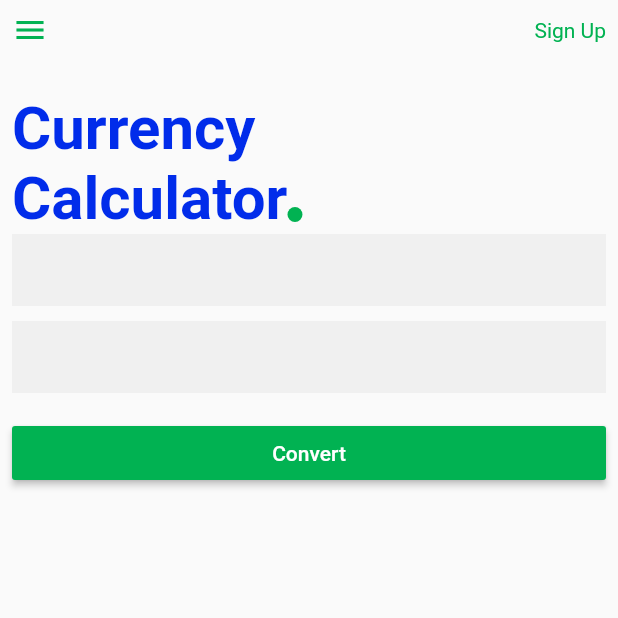
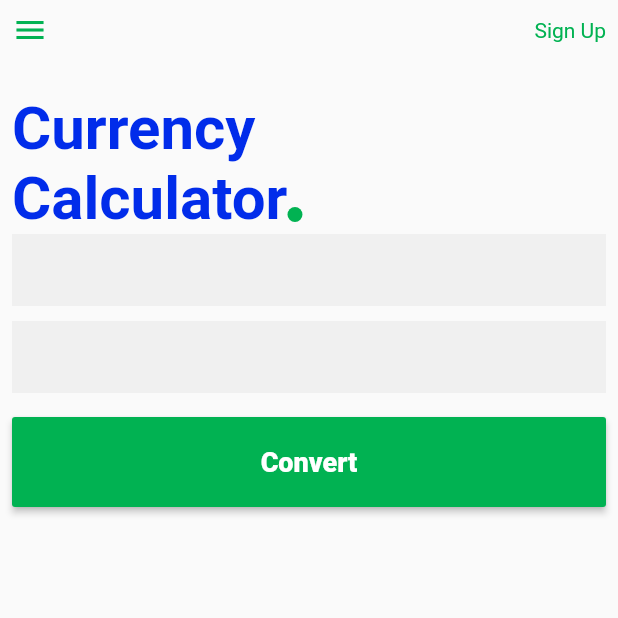
Before and after one commit to aloRanking/currency_calculator, a Flutter app: the screen it shows after launch, on a phone screen of 412 x 824 dp, the top half of it. Run offline on Flutter 3.47's test engine with Material 2 defaults, Android fonts, the phone set to English and light mode, and no system bars.

Commit message:
code refactor

```diff
--- a/lib/utils/CCWidgets.dart
+++ b/lib/utils/CCWidgets.dart
@@ -36,9 +36,14 @@ class CCButton extends StatelessWidget {
       padding: const EdgeInsets.only(top:16.0),
       child: Container(
         width: double.infinity,
+        height: 60,
         child: RaisedButton(
           onPressed: onPressed,
-          child: Text(buttonText),
+          child: Text(buttonText,
+          style: TextStyle(
+            fontSize: 18,
+            fontWeight: FontWeight.w800
+          ),),
           textColor: textColor,
           color: buttonColor,
         ),
```
